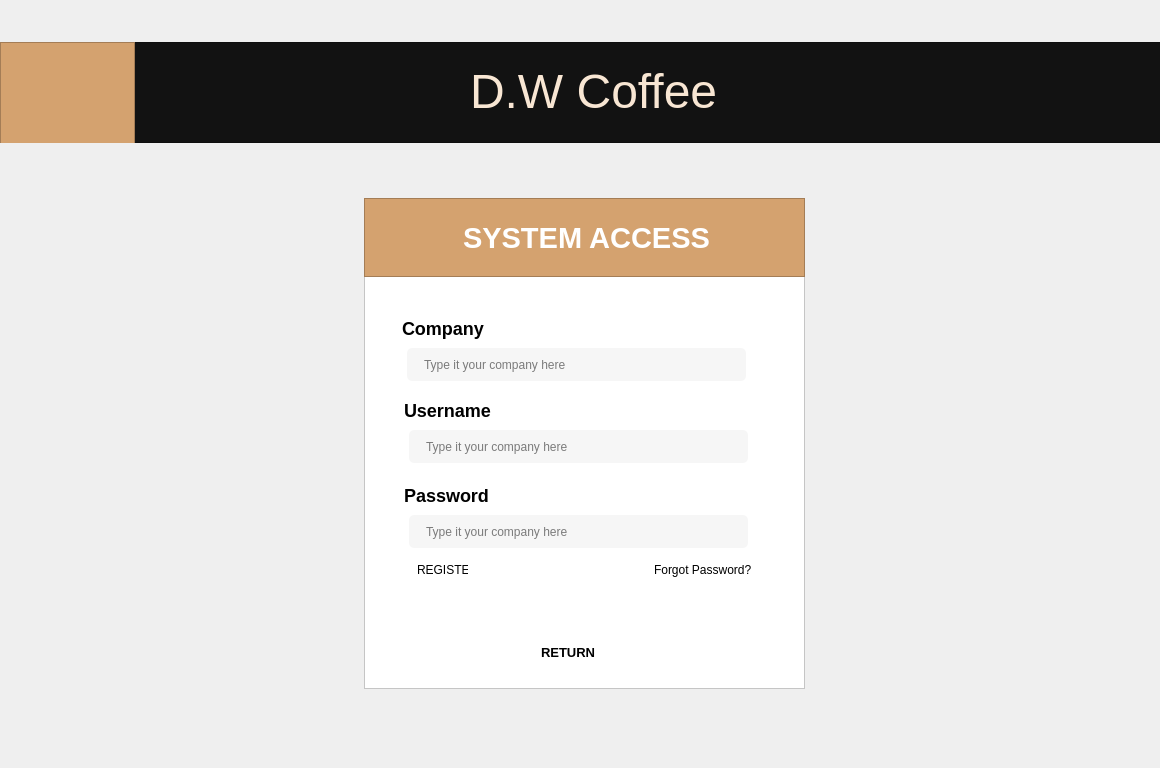
Qt form pages/login/login.ui (daniwells/DWCoffee-PDV) before a commit.
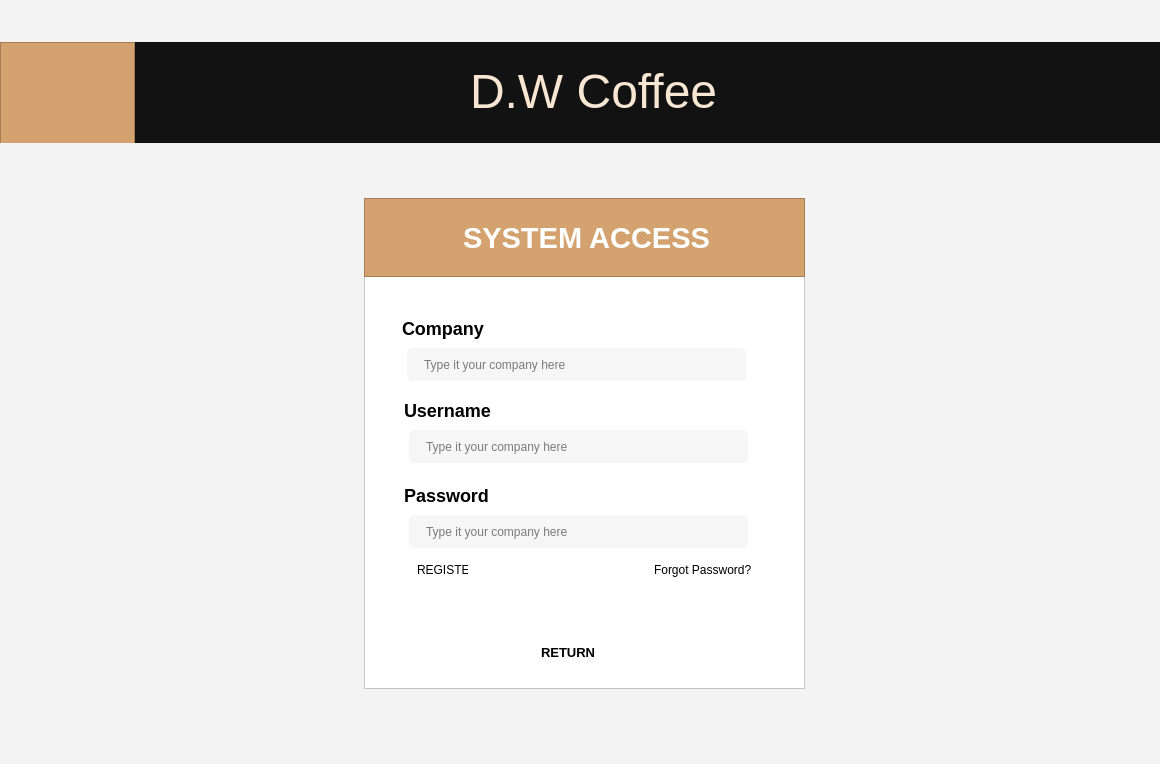
The same form after that commit. Icons and pictures are not drawn.

Diff of the .ui file:
```diff
--- a/pages/login/login.ui
+++ b/pages/login/login.ui
@@ -7,12 +7,15 @@
     <x>0</x>
     <y>0</y>
     <width>1160</width>
-    <height>768</height>
+    <height>764</height>
    </rect>
   </property>
   <property name="windowTitle">
    <string>Dialog</string>
   </property>
+  <property name="styleSheet">
+   <string notr="true">background-color: #F3F3F3;</string>
+  </property>
   <widget class="QFrame" name="frame">
    <property name="geometry">
     <rect>
```
Left out of the diff: 2 changed lines with no effect on the pictures.
